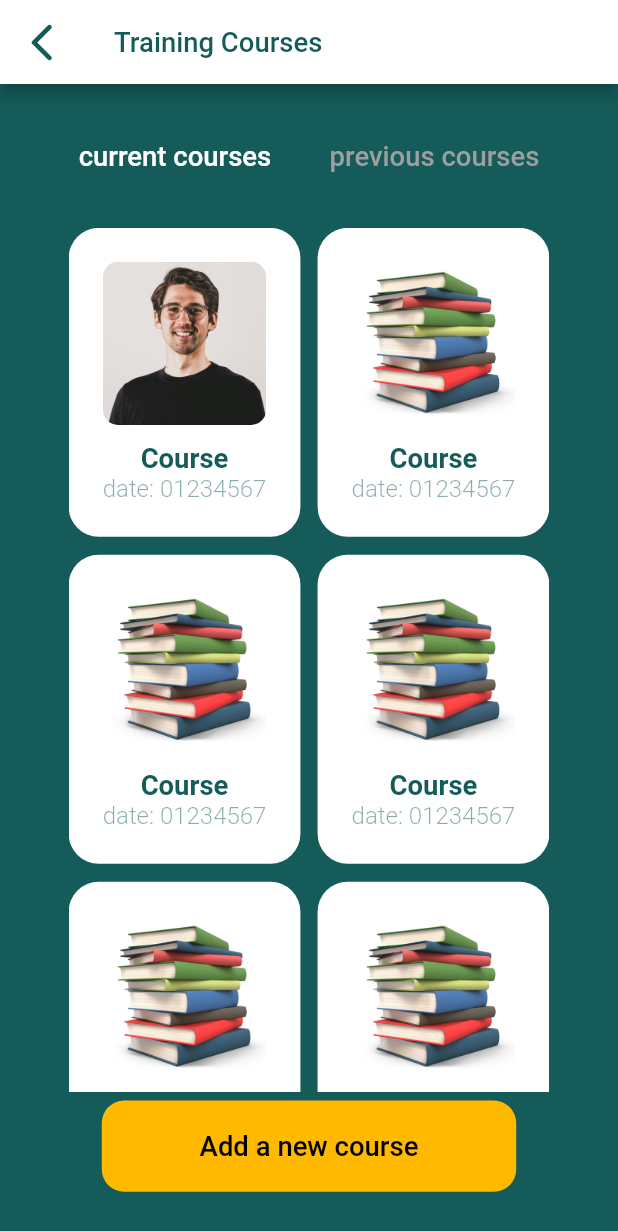
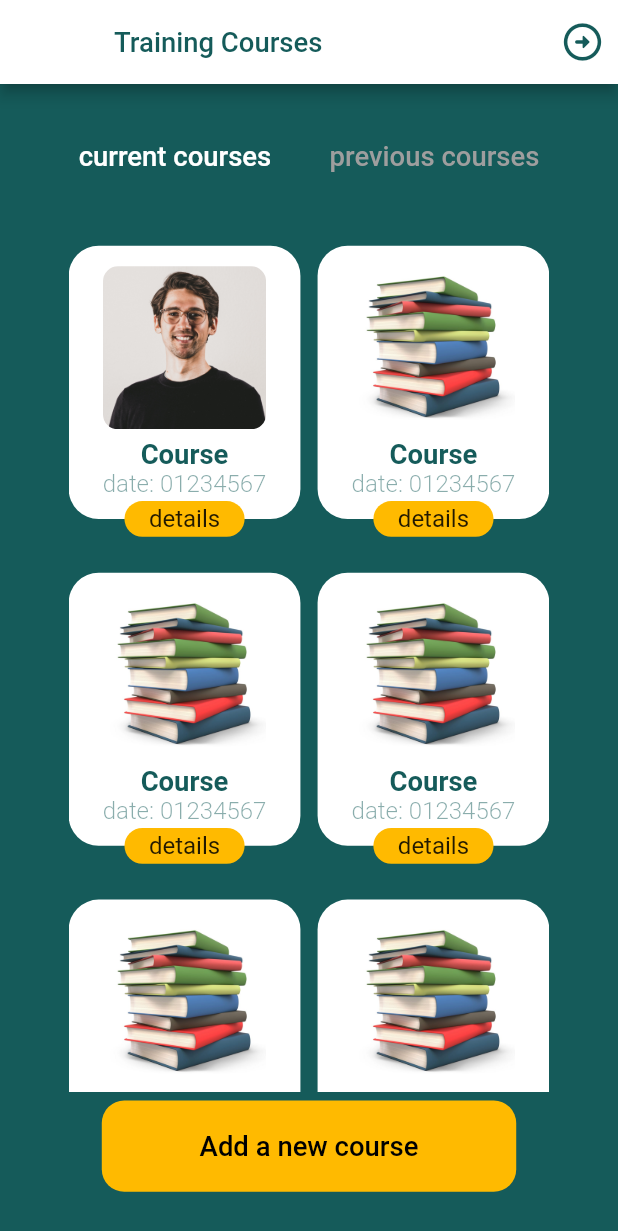
Before and after one commit to alaazamelDev/training_courses, a Flutter app: the CoursesPage screen opened directly with empty values, on a phone screen of 412 x 824 dp. Shown: the top 1231 px of the screen. Run offline on Flutter 3.47's test engine with Material 2 defaults, Android fonts, the phone set to English and light mode, and no system bars; our stand-ins replace flutter_rating_bar, flutter_screenutil, flutter_svg.

Commit message:
link pages and set navigation routes

```diff
--- a/lib/ui/pages/clubs_page.dart
+++ b/lib/ui/pages/clubs_page.dart
@@ -10,13 +10,14 @@ class ClubsPage extends StatelessWidget {
     return Scaffold(
       backgroundColor: kPrimaryColor,
       appBar: AppBar(
+        leading: const SizedBox(),
         centerTitle: true,
-        leading: const AppBarBackButton(),
         backgroundColor: kPrimaryColor,
         title: const PageTitle(
           title: 'Clubs',
           titleColor: kSecondaryColor,
         ),
+        actions: const [AppBarBackButton()],
         elevation: 0,
       ),
       body: Padding(
--- a/lib/ui/pages/courses_page.dart
+++ b/lib/ui/pages/courses_page.dart
@@ -18,13 +18,16 @@ class _CoursesPageState extends State<CoursesPage> {
     return Scaffold(
       backgroundColor: kPrimaryColor,
       appBar: AppBar(
-        leading: const AppBarBackButton(
-          buttonColor: kPrimaryColor,
-        ),
+        leading: const SizedBox(),
         backgroundColor: kSecondaryColor,
         title: PageTitle(
           title: '$name Training Courses',
         ),
+        actions: const [
+          AppBarBackButton(
+            buttonColor: kPrimaryColor,
+          )
+        ],
       ),
       body: Padding(
         padding: EdgeInsets.symmetric(
@@ -106,9 +109,17 @@ class _CoursesPageState extends State<CoursesPage> {
                       date: selectedTapIndex == 0
                           ? currentCourses[index]['date']
                           : previousCourses[index]['date'],
+                      showExtraButton: true,
+                      extraButtonColor:
+                          selectedTapIndex == 0 ? kAccentColor : Colors.red,
+                      extraButtonTitle:
+                          selectedTapIndex == 0 ? 'details' : 'rate',
                       onPressed: () {
-                        // Implement on course card pressed
-                        Navigator.pushNamed(context, '/order_status');
+                        if (selectedTapIndex == 0) {
+                          Navigator.pushNamed(context, '/course_details');
+                        } else {
+                          Navigator.pushNamed(context, '/rating');
+                        }
                       },
                     );
                   },
--- a/lib/ui/pages/modification_page.dart
+++ b/lib/ui/pages/modification_page.dart
@@ -13,7 +13,8 @@ class ModificationPage extends StatelessWidget {
       appBar: AppBar(
         elevation: 0,
         backgroundColor: kPrimaryColor,
-        leading: const AppBarBackButton(),
+        leading: const SizedBox(),
+        actions: const [AppBarBackButton()],
       ),
       body: Column(
         children: [
--- a/lib/ui/widgets/appbar_back_button.dart
+++ b/lib/ui/widgets/appbar_back_button.dart
@@ -25,10 +25,13 @@ class _AppBarBackButtonState extends State<AppBarBackButton> {
         Navigator.pop(context);
       },
       splashRadius: 20,
-      icon: Icon(
-        Icons.arrow_back_ios_new_rounded,
-        size: kDefaultIconSize,
-        color: widget.buttonColor ?? kSecondaryColor,
+      icon: RotatedBox(
+        quarterTurns: 1,
+        child: Icon(
+          Icons.arrow_circle_up_rounded,
+          size: kDefaultIconSize,
+          color: widget.buttonColor ?? kSecondaryColor,
+        ),
       ),
     );
   }
--- a/lib/ui/widgets/course_card.dart
+++ b/lib/ui/widgets/course_card.dart
@@ -1,4 +1,5 @@
 import 'package:flutter/material.dart';
+import 'package:flutter_screenutil/flutter_screenutil.dart';
 import 'package:training_courses/constants/constants.dart';
 
 class CourseCard extends StatelessWidget {
@@ -7,19 +8,29 @@ class CourseCard extends StatelessWidget {
     required this.image,
     required this.name,
     required this.date,
-    required this.onPressed,
+    this.showExtraButton = false,
+    this.extraButtonColor,
+    this.extraButtonTitle,
+    this.onPressed,
   }) : super(key: key);
 
   final String image;
   final String name;
   final String date;
-  final Function() onPressed;
+  final Function()? onPressed;
+  final bool showExtraButton;
+  final Color? extraButtonColor;
+  final String? extraButtonTitle;
 
   @override
   Widget build(BuildContext context) {
     return GestureDetector(
-      onTap: onPressed,
-      child: Container(
+      onTap: !showExtraButton ? onPressed : null,
+      child: Stack(
+        children: [
+          Container(
+            margin:
+                EdgeInsets.symmetric(vertical: kDefaultVerticalPadding * 0.5),
             decoration: BoxDecoration(
               color: kSecondaryColor,
               borderRadius: BorderRadius.circular(20),
@@ -28,8 +39,8 @@ class CourseCard extends StatelessWidget {
               mainAxisAlignment: MainAxisAlignment.center,
               children: [
                 Padding(
-              padding:
-                  EdgeInsets.symmetric(horizontal: kDefaultHorizontalPadding),
+                  padding: EdgeInsets.symmetric(
+                      horizontal: kDefaultHorizontalPadding),
                   child: AspectRatio(
                     aspectRatio: 1,
                     child: ClipRRect(
@@ -41,7 +52,7 @@ class CourseCard extends StatelessWidget {
                     ),
                   ),
                 ),
-            SizedBox(height: kDefaultVerticalPadding * 0.5),
+                SizedBox(height: kDefaultVerticalPadding * 0.25),
                 Text(
                   name,
                   style: TextStyle(
@@ -61,6 +72,34 @@ class CourseCard extends StatelessWidget {
               ],
             ),
           ),
+          if (showExtraButton)
+            Positioned.fill(
+              child: Align(
+                alignment: AlignmentDirectional.bottomCenter,
+                child: InkWell(
+                  onTap: onPressed,
+                  customBorder: RoundedRectangleBorder(
+                    borderRadius: BorderRadius.circular(20),
+                  ),
+                  child: Container(
+                    width: ScreenUtil().setWidth(70),
+                    height: ScreenUtil().setHeight(20),
+                    decoration: BoxDecoration(
+                      color: extraButtonColor ?? Colors.transparent,
+                      borderRadius: BorderRadius.circular(20),
+                    ),
+                    child: Center(
+                      child: Text(
+                        extraButtonTitle ?? '',
+                        style: TextStyle(fontSize: kTextFontSize),
+                      ),
+                    ),
+                  ),
+                ),
+              ),
+            )
+        ],
+      ),
     );
   }
 }
--- a/lib/ui/widgets/fragments/home_fragment.dart
+++ b/lib/ui/widgets/fragments/home_fragment.dart
@@ -78,7 +78,7 @@ class HomeFragment extends StatelessWidget {
                             name: currentCourses[index]['name'],
                             date: currentCourses[index]['date'],
                             onPressed: () {
-                              // Go to course details
+                              Navigator.pushNamed(context, '/course_details');
                             },
                           ),
                         );
--- a/lib/ui/widgets/widgets.dart
+++ b/lib/ui/widgets/widgets.dart
@@ -10,6 +10,7 @@ export 'settings_sheet.dart';
 export 'submit_button.dart';
 export 'user_information.dart';
 export 'step_progress_view.dart';
+export 'service_rating.dart';
 export 'order_entry.dart';
 export 'fragments/home_fragment.dart';
 export 'fragments/profile_fragment.dart';
```
Also changed, not shown: lib/ui/pages/course_details_page.dart (+1 -14 lines), lib/ui/pages/notifications_page.dart (+2 -12 lines), lib/ui/pages/order_status_page.dart (+2 -13 lines), lib/ui/pages/rating_page.dart (+3 -69 lines), lib/ui/widgets/service_rating.dart (added, +57 -0 lines), pubspec.lock. Lines whose indentation alone changed are shown as unchanged.
